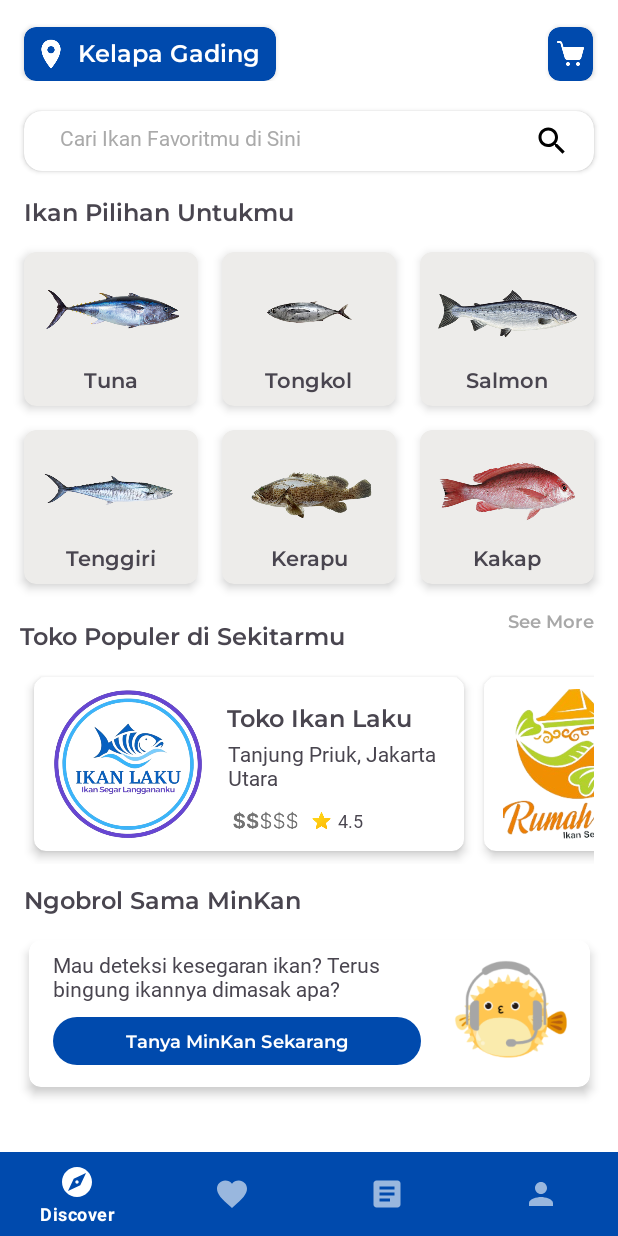
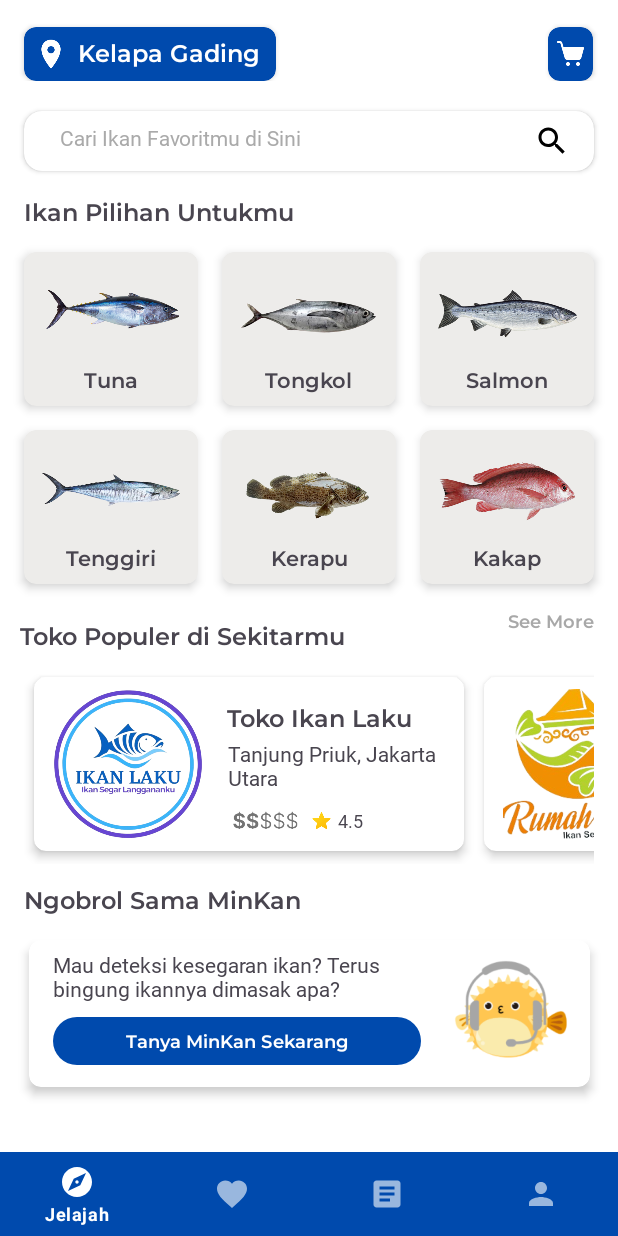
Before and after one commit to aaiisyahn/Belikan, an Android app: the screen it shows after launch (MainActivity), on a phone screen of 412 x 824 dp. Run offline under Robolectric (Android 15) with nearby library versions, the phone set to English and light mode, and no system bars.

Commit message:
commit bottonav fix

```diff
--- /dev/null
+++ b/app/src/main/res/drawable/ic_history2.xml
@@ -0,0 +1,5 @@
+<vector android:height="24dp" android:tint="#000000"
+    android:viewportHeight="24" android:viewportWidth="24"
+    android:width="24dp" xmlns:android="http://schemas.android.com/apk/res/android">
+    <path android:fillColor="@android:color/white" android:pathData="M13,3c-4.97,0 -9,4.03 -9,9L1,12l3.89,3.89 0.07,0.14L9,12L6,12c0,-3.87 3.13,-7 7,-7s7,3.13 7,7 -3.13,7 -7,7c-1.93,0 -3.68,-0.79 -4.94,-2.06l-1.42,1.42C8.27,19.99 10.51,21 13,21c4.97,0 9,-4.03 9,-9s-4.03,-9 -9,-9zM12,8v5l4.28,2.54 0.72,-1.21 -3.5,-2.08L13.5,8L12,8z"/>
+</vector>
--- /dev/null
+++ b/app/src/main/res/drawable/ic_home.xml
@@ -0,0 +1,5 @@
+<vector android:height="24dp" android:tint="#000000"
+    android:viewportHeight="24" android:viewportWidth="24"
+    android:width="24dp" xmlns:android="http://schemas.android.com/apk/res/android">
+    <path android:fillColor="@android:color/white" android:pathData="M10,20v-6h4v6h5v-8h3L12,3 2,12h3v8z"/>
+</vector>
--- a/app/src/main/res/menu/bottom_navigation_menu.xml
+++ b/app/src/main/res/menu/bottom_navigation_menu.xml
@@ -4,20 +4,20 @@
         android:id="@+id/page_1"
         android:enabled="true"
         android:icon="@drawable/ic_baseline_explore"
-        android:title="Discover" />
+        android:title="Jelajah" />
     <item
         android:id="@+id/page_2"
         android:enabled="true"
         android:icon="@drawable/ic_baseline_favorite"
-        android:title="History" />
+        android:title="Favorit" />
     <item
         android:id="@+id/page_3"
         android:enabled="true"
         android:icon="@drawable/ic_baseline_history"
-        android:title="Facilities" />
+        android:title="Riwayat" />
     <item
         android:id="@+id/page_4"
         android:enabled="true"
         android:icon="@drawable/ic_baseline_person"
-        android:title="Profile" />
+        android:title="Profil" />
 </menu>
```
Also changed, not shown: app/src/main/res/drawable/kerapu.png, app/src/main/res/drawable/tenggiri.png, app/src/main/res/drawable/tongkol.png.
